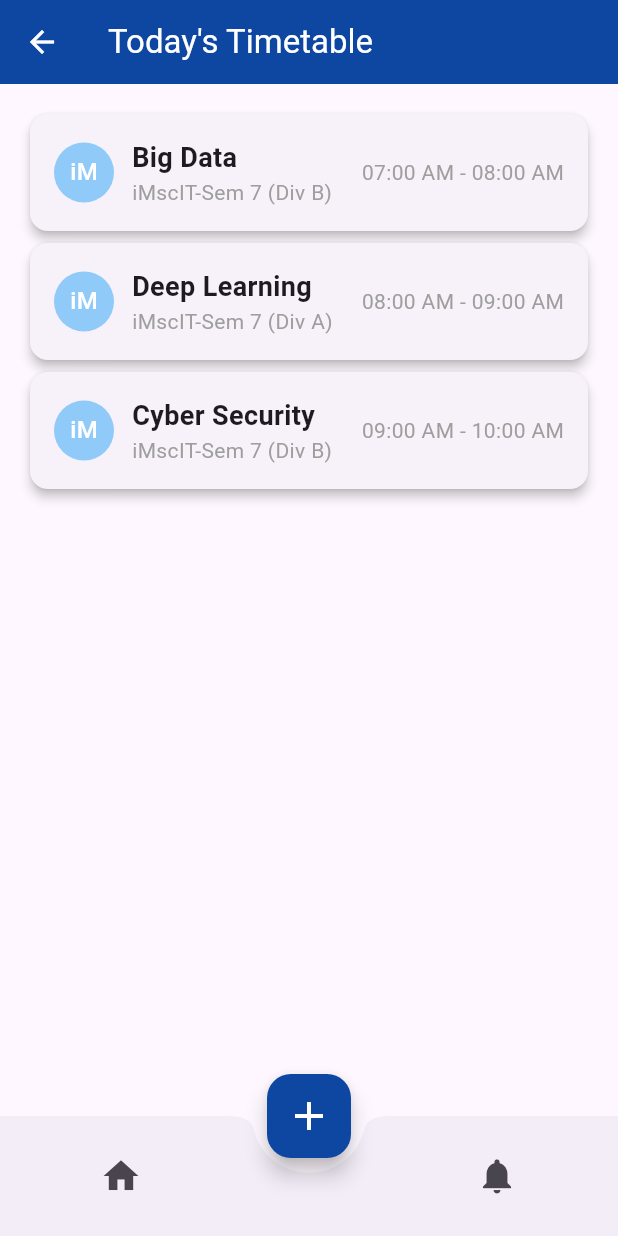
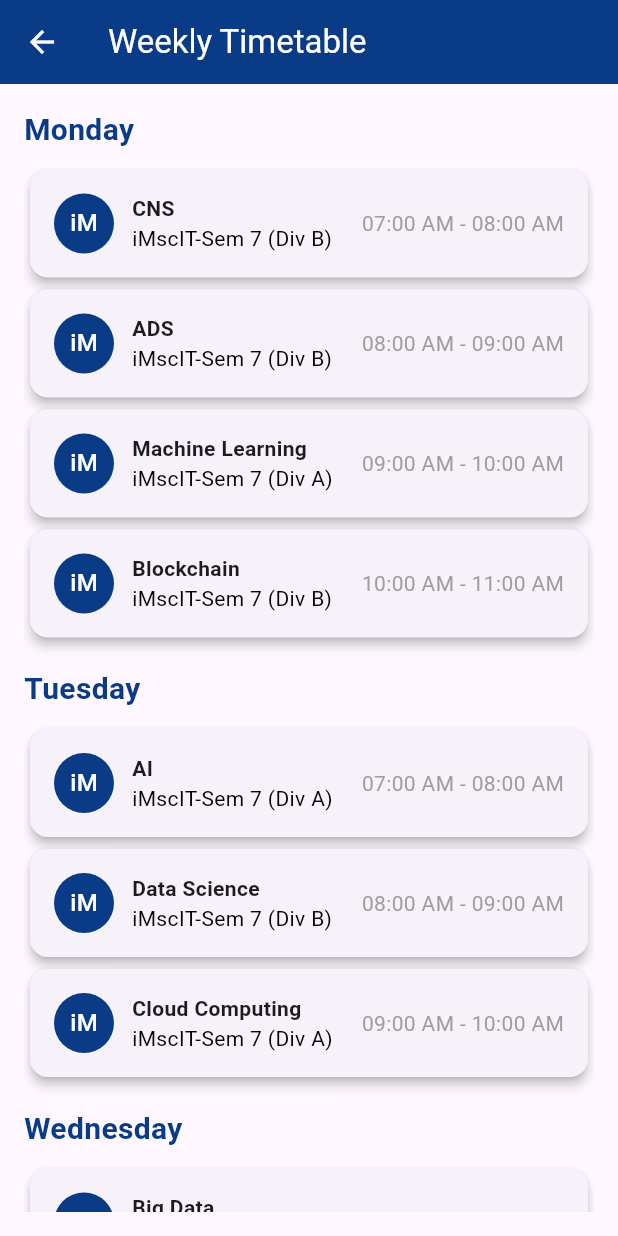
Before and after one commit to VAHORASAUBAN/UNICON-2.0, a Flutter app: the FacultyTimetableScreen screen opened by its route, on a phone screen of 412 x 824 dp. Run offline on Flutter 3.47's test engine with Material 3 defaults, Android fonts, the phone set to English and light mode, and no system bars; our stand-ins replace fl_chart; missing offline and left inert: mobile_scanner.

Commit message:
updated timetable version

```diff
--- a/unicon/lib/features/screens/Faculty/TimeTable/time_table.dart
+++ b/unicon/lib/features/screens/Faculty/TimeTable/time_table.dart
@@ -1,5 +1,4 @@
 import 'package:flutter/material.dart';
-import 'package:intl/intl.dart'; // For formatting dates
 
 void main() {
   runApp(FacultyTimetableApp());
@@ -51,59 +50,54 @@ class FacultyTimetableScreen extends StatelessWidget {
       {"subject": "Full-Stack Development", "division": "iMscIT-Sem 7 (Div A)", "time": "08:00 AM - 09:00 AM"},
       {"subject": "AI Ethics", "division": "iMscIT-Sem 7 (Div B)", "time": "09:00 AM - 10:00 AM"},
     ],
-    "Sunday": [], // No classes on Sunday
+    "Sunday": [],
   };
-
-  // Get the current day of the week
-  String getCurrentDay() {
-    final dayOfWeek = DateFormat('EEEE').format(DateTime.now());
-    return dayOfWeek;
-  }
 
   @override
   Widget build(BuildContext context) {
-    // Get today's classes
-    String today = getCurrentDay();
-    List<Map<String, String>> todaysClasses = weeklyClasses[today] ?? [];
-
     return Scaffold(
       appBar: AppBar(
-        backgroundColor: Colors.blue.shade900,
+        backgroundColor: const Color(0xFF0A3B87),
         title: const Text(
-          "Today's Timetable",
+          "Weekly Timetable",
           style: TextStyle(color: Colors.white),
         ),
         leading: IconButton(
-          icon: const Icon(Icons.arrow_back, color: Colors.white),
+          icon: const Icon(Icons.arrow_back, color: Colors.white), // Back button color set to white
           onPressed: () {
-            Navigator.pop(context);
+            Navigator.of(context).pop();
           },
         ),
       ),
       body: Padding(
         padding: const EdgeInsets.all(16.0),
         child: ListView(
+          children: weeklyClasses.keys.map((day) {
+            List<Map<String, String>> classes = weeklyClasses[day]!;
+            return Column(
+              crossAxisAlignment: CrossAxisAlignment.start,
               children: [
-            if (todaysClasses.isEmpty)
-              Center(child: Text("No Classes Today", style: TextStyle(fontSize: 18, color: Colors.grey)))
+                Text(
+                  day,
+                  style: const TextStyle(fontSize: 20, fontWeight: FontWeight.bold, color: Color(0xFF0A3B87)),
+                ),
+                const SizedBox(height: 8),
+                if (classes.isEmpty)
+                  Center(child: Text("No Classes", style: TextStyle(fontSize: 16, color: Colors.grey)))
                 else
-              ...todaysClasses.map((classData) {
+                  ...classes.map((classData) {
                     return ClassCard(
                       subject: classData["subject"]!,
                       division: classData["division"]!,
                       time: classData["time"]!,
                     );
                   }).toList(),
+                const SizedBox(height: 16),
               ],
+            );
+          }).toList(),
         ),
       ),
-      bottomNavigationBar: BottomNavBar(),
-      floatingActionButton: FloatingActionButton(
-        onPressed: () {},
-        backgroundColor: Colors.blue.shade900,
-        child: const Icon(Icons.add, size: 32, color: Colors.white),
-      ),
-      floatingActionButtonLocation: FloatingActionButtonLocation.centerDocked,
     );
   }
 }
@@ -126,7 +120,7 @@ class ClassCard extends StatelessWidget {
           children: [
             CircleAvatar(
               radius: 20,
-              backgroundColor: Colors.blue.shade200,
+              backgroundColor: const Color(0xFF0A3B87),
               child: const Text("iM", style: TextStyle(color: Colors.white)),
             ),
             const SizedBox(width: 12),
@@ -134,8 +128,8 @@ class ClassCard extends StatelessWidget {
               child: Column(
                 crossAxisAlignment: CrossAxisAlignment.start,
                 children: [
-                  Text(subject, style: const TextStyle(fontSize: 18, fontWeight: FontWeight.bold)),
-                  Text(division, style: const TextStyle(color: Colors.grey)),
+                  Text(subject, style: const TextStyle(fontSize: 14, fontWeight: FontWeight.bold)),
+                  Text(division, style: const TextStyle(color: Colors.black)),
                 ],
               ),
             ),
@@ -146,21 +140,3 @@ class ClassCard extends StatelessWidget {
     );
   }
 }
-
-class BottomNavBar extends StatelessWidget {
-  @override
-  Widget build(BuildContext context) {
-    return BottomAppBar(
-      shape: const CircularNotchedRectangle(),
-      notchMargin: 10.0,
-      child: Row(
-        mainAxisAlignment: MainAxisAlignment.spaceAround,
-        children: [
-          IconButton(icon: const Icon(Icons.home, size: 28), onPressed: () {}),
-          const SizedBox(width: 40), // Space for floating button
-          IconButton(icon: const Icon(Icons.notifications, size: 28), onPressed: () {}),
-        ],
-      ),
-    );
-  }
-}
```
Also changed, not shown: unicon/lib/features/screens/Faculty/dashboard/faculty_dashboard_screen.dart (+0 -69 lines). Lines whose indentation alone changed are shown as unchanged.
